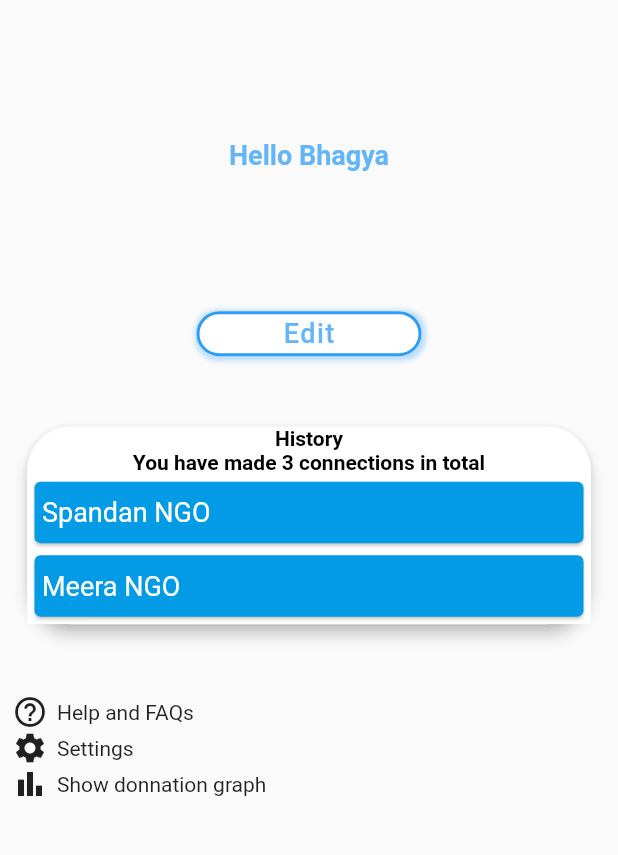
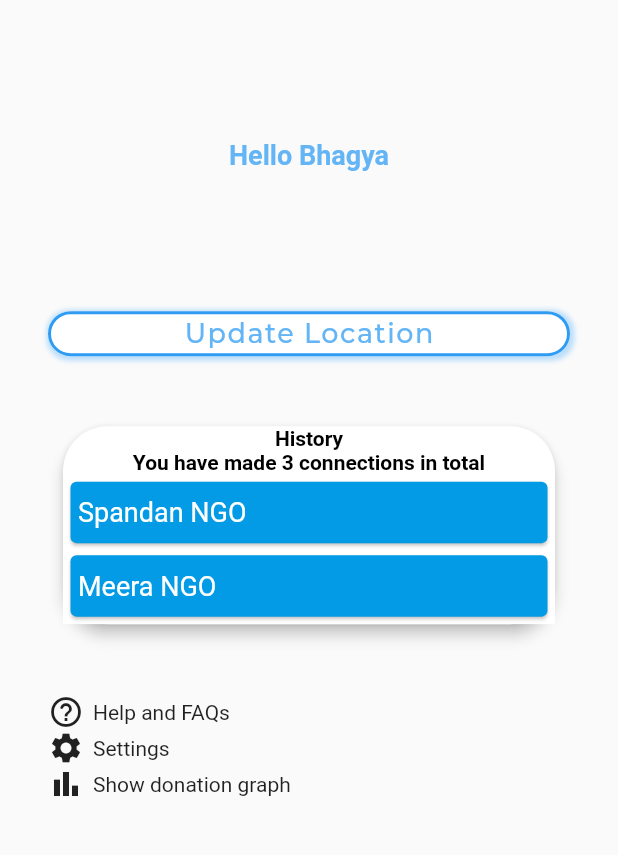
Before and after one commit to abhyas132/Food-Mattters, a Flutter app: the UserInfoScreen screen opened directly, on a phone screen of 412 x 824 dp, the part 367-1222 px from its top. Run offline on Flutter 3.47's test engine with Material 2 defaults, Android fonts, the phone set to English and light mode, and no system bars; our stand-ins replace anim_search_bar, badges, firebase_auth, firebase_core, firebase_messaging, flutter_local_notifications and 17 more; missing offline and left inert: dart:ffi, flutter_phone_direct_caller, textfield_tags; accounts and stored records are empty; network calls fail; Roboto replaces fonts that are missing (Arial); project files that could hold a hidden picture were left out.

Commit message:
added map screen (static)

```diff
--- a/lib/provider_route/features/user_services/screens/food_request.dart
+++ b/lib/provider_route/features/user_services/screens/food_request.dart
@@ -4,7 +4,6 @@ import 'package:flutter_staggered_animations/flutter_staggered_animations.dart';
 import 'package:foods_matters/common/global_constant.dart';
 import 'package:foods_matters/models/food_model.dart';
 import 'package:foods_matters/provider_route/features/food_services/controller/foodpost_controller.dart';
-import 'package:foods_matters/provider_route/features/food_services/repository/foodpost_repository.dart';
 import 'package:foods_matters/provider_route/widgets/all_food_widget.dart';
 import 'package:foods_matters/provider_route/widgets/food_widget_to_me.dart';
 import 'package:google_fonts/google_fonts.dart';
@@ -43,7 +42,7 @@ class _FoodRequestScreenState extends ConsumerState<FoodRequestScreen> {
         child: Scaffold(
           appBar: AppBar(
             title: Text(
-              'Manage my Food Donation',
+              'Manage my Donations',
               style: GoogleFonts.poppins(
                 fontSize: 20,
                 fontWeight: FontWeight.bold,
@@ -100,7 +99,7 @@ class _FoodRequestScreenState extends ConsumerState<FoodRequestScreen> {
                   } else {
                     return Center(
                         child: Text(
-                      "There is no any active food donation request",
+                      "There are no active food donation requests",
                       style: GoogleFonts.poppins(
                         fontSize: 15,
                         fontWeight: FontWeight.w500,
@@ -138,7 +137,7 @@ class _FoodRequestScreenState extends ConsumerState<FoodRequestScreen> {
                   } else {
                     return Center(
                         child: Text(
-                      "There is no any active food donation request",
+                      "There are no active food donation requests",
                       style: GoogleFonts.poppins(
                         fontSize: 15,
                         fontWeight: FontWeight.w500,
--- a/lib/provider_route/features/user_services/screens/user_info_screen.dart
+++ b/lib/provider_route/features/user_services/screens/user_info_screen.dart
@@ -1,5 +1,10 @@
 import 'package:flutter/material.dart';
 import 'package:flutter_riverpod/flutter_riverpod.dart';
+import 'package:foods_matters/provider_route/features/user_services/repository/user_provider.dart';
+import 'package:foods_matters/provider_route/features/user_services/screens/update_location.dart';
+import 'package:google_fonts/google_fonts.dart';
+import 'package:google_maps_flutter/google_maps_flutter.dart';
+import 'package:logger/logger.dart';
 
 class UserInfoScreen extends ConsumerStatefulWidget {
   const UserInfoScreen({super.key});
@@ -22,20 +27,23 @@ class _UserInfoScreenState extends ConsumerState<UserInfoScreen> {
 
   @override
   Widget build(BuildContext context) {
+    final userData = ref.watch(userDataProvider);
     return Scaffold(
       // ignore: prefer_const_literals_to_create_immutables
-      body: Container(
+      body: SizedBox(
         width: double.infinity,
         child: Padding(
-          padding: EdgeInsets.all(8),
+          padding: const EdgeInsets.all(8),
+          child: Padding(
+            padding: const EdgeInsets.symmetric(horizontal: 24),
             child: Column(
                 mainAxisAlignment: MainAxisAlignment.spaceEvenly,
                 children: <Widget>[
-                CircleAvatar(
+                  const CircleAvatar(
                     radius: 100,
                     backgroundImage: AssetImage('images/splash.png'),
                   ),
-                Padding(
+                  const Padding(
                     padding: EdgeInsets.all(10),
                   ),
                   Text(
@@ -46,20 +54,25 @@ class _UserInfoScreenState extends ConsumerState<UserInfoScreen> {
                       fontWeight: FontWeight.w600,
                     ),
                   ),
-                Padding(
+                  const Padding(
                     padding: EdgeInsets.all(10),
                   ),
-                Container(
+                  SizedBox(
                     height: 30,
                     child: GestureDetector(
-                      onTap: () => {},
+                        onTap: () => {
+                              Navigator.pushNamed(
+                                  context, UpdateLocationScreen.routeName,
+                                  arguments: LatLng(userData.user.latitude!,
+                                      userData.user.longitude!)),
+                            },
                         child: Container(
-                        width: 150,
+                          // width: 150,
                           decoration: BoxDecoration(
                             borderRadius: BorderRadius.circular(15),
                             color: Colors.white,
                             border: Border.all(
-                            color: Color.fromARGB(239, 33, 149, 243),
+                              color: const Color.fromARGB(239, 33, 149, 243),
                               style: BorderStyle.solid,
                               width: 2.0,
                             ),
@@ -68,36 +81,30 @@ class _UserInfoScreenState extends ConsumerState<UserInfoScreen> {
                                 color: Colors.blue.shade100,
                                 blurRadius: 2.0,
                                 spreadRadius: 2,
-                              offset: Offset(1, 1),
+                                offset: const Offset(1, 1),
                               ),
                             ],
                           ),
-                        child: Row(
-                          mainAxisAlignment: MainAxisAlignment.center,
-                          children: <Widget>[
-                            Center(
+                          child: Center(
                               child: Text(
-                              "Edit",
-                              style: TextStyle(
-                                color: Colors.blue[300],
-                                fontFamily: 'Montserrat',
+                            "Update Location",
+                            style: GoogleFonts.montserrat(
+                              color: Colors.blue.shade300,
                               fontSize: 18,
                               fontWeight: FontWeight.w500,
                               letterSpacing: 1,
                             ),
-                            ))
-                          ],
-                        ),
+                          )),
                         )),
                   ),
                   Card(
                     shape: RoundedRectangleBorder(
                         borderRadius: BorderRadius.circular(30)),
                     elevation: 4,
-                  margin: EdgeInsets.all(10),
+                    margin: const EdgeInsets.all(10),
                     child: Column(
                       children: <Widget>[
-                      Text(
+                        const Text(
                           "History",
                           style: TextStyle(
                             color: Colors.black,
@@ -108,27 +115,28 @@ class _UserInfoScreenState extends ConsumerState<UserInfoScreen> {
                         ),
                         Text(
                           "You have made ${connections} connections in total",
-                        style: TextStyle(
+                          style: const TextStyle(
                             color: Colors.black,
                             fontWeight: FontWeight.bold,
                             fontFamily: 'Arial',
                           ),
                         ),
                         Container(
-                          decoration: BoxDecoration(color: Colors.white),
-                          padding: EdgeInsets.all(1),
+                            decoration:
+                                const BoxDecoration(color: Colors.white),
+                            padding: const EdgeInsets.all(1),
                             height: 100,
                             width: double.infinity,
                             child: ListView.builder(
                               itemBuilder: (context, index) => Card(
                                 color: Colors.lightBlue.shade600,
                                 child: Padding(
-                                padding: EdgeInsets.symmetric(
+                                  padding: const EdgeInsets.symmetric(
                                     vertical: 10,
                                     horizontal: 5,
                                   ),
                                   child: Text(listOfConnections[index],
-                                    style: TextStyle(
+                                      style: const TextStyle(
                                         color: Colors.white,
                                         fontSize: 18,
                                       )),
@@ -142,26 +150,27 @@ class _UserInfoScreenState extends ConsumerState<UserInfoScreen> {
                   ),
                   Column(
                     children: <Widget>[
-                    Row(children: <Widget>[
+                      Row(children: const <Widget>[
                         Icon(Icons.help_outline_rounded),
                         SizedBox(width: 6),
                         Text('Help and FAQs')
                       ]),
-                    Row(children: <Widget>[
+                      Row(children: const <Widget>[
                         Icon(Icons.settings),
                         SizedBox(width: 6),
                         Text('Settings')
                       ]),
-                    Row(children: <Widget>[
+                      Row(children: const <Widget>[
                         Icon(Icons.bar_chart),
                         SizedBox(width: 6),
-                      Text('Show donnation graph')
+                        Text('Show donation graph')
                       ])
                     ],
                   )
                 ]),
           ),
         ),
+      ),
     );
   }
 }
--- a/lib/provider_route/features/user_services/screens/user_registration.dart
+++ b/lib/provider_route/features/user_services/screens/user_registration.dart
@@ -106,6 +106,7 @@ class _RegistrationScreenState extends ConsumerState<RegistrationScreen> {
     setState(() {
       isLoading = true;
     });
+
     final resStatus = await ref.watch(userControllerProvider).registerUser(
           userId: auth.currentUser!.uid,
           phoneNumber: auth.currentUser!.phoneNumber,
--- a/lib/provider_route/widgets/consumer_widget.dart
+++ b/lib/provider_route/widgets/consumer_widget.dart
@@ -1,8 +1,6 @@
 import 'dart:convert';
-import 'dart:ffi';
 import 'package:badges/badges.dart';
 import 'package:flutter/material.dart';
-import 'package:foods_matters/common/global_constant.dart';
 import 'package:foods_matters/models/user_model.dart';
 import 'package:foods_matters/provider_route/features/user_services/screens/ngo_details_screen.dart';
 import 'package:geolocator/geolocator.dart';
@@ -27,10 +25,7 @@ class _ConsumerwidgetState extends State<Consumerwidget> {
   Image imageFromBase64String(String base64String) {
     return Image.memory(
       base64Decode(base64String),
-      //scale: 10,
       width: 200,
-      // height: 200,
-
       fit: BoxFit.fitWidth,
     );
   }
--- a/lib/provider_route/widgets/food_widget_to_me.dart
+++ b/lib/provider_route/widgets/food_widget_to_me.dart
@@ -75,7 +75,7 @@ class _foodwidgetState extends ConsumerState<foodwidget> {
               inactiveBgColor: Colors.grey,
               inactiveFgColor: Colors.white,
               totalSwitches: 2,
-              labels: ["not-available", "available"],
+              labels: const ["not-available", "available"],
               iconSize: 30.0,
               activeBgColors: const [
                 [
--- a/pubspec.yaml
+++ b/pubspec.yaml
@@ -62,6 +62,7 @@ dependencies:
   animations: ^2.0.7
   flutter_staggered_animations: ^1.1.1
   flutter_phone_direct_caller: ^2.1.1
+  google_maps_flutter: ^2.2.1
 
 dev_dependencies:
   flutter_test:
```
Also changed, not shown: lib/provider_route/features/food_services/repository/foodpost_repository.dart (+2 -6 lines), lib/provider_route/features/food_services/screens/post_food.dart (+0 -7 lines), lib/provider_route/features/user_services/repository/user_services_repository.dart (+23 -7 lines), lib/provider_route/features/user_services/screens/update_location.dart (added, +117 -0 lines), lib/router.dart (+9 -0 lines), pubspec.lock, 5 other files. Lines whose indentation alone changed are shown as unchanged.
